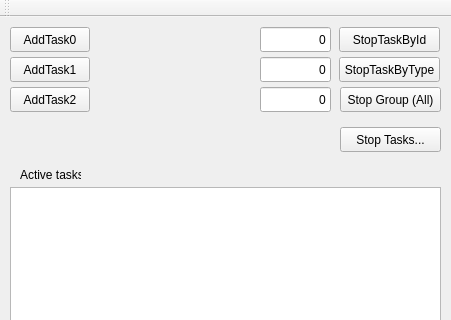
This is example/mainwindow.ui in valeksan/CoreTemplate as Qt 5 draws it before an edit; both pictures show x 0 to 451 and y 0 to 320 of the 451 by 580 pixel window. The edited form follows.
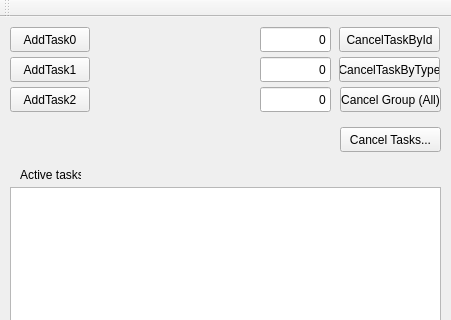
This is the edited form.

Commit message: Update example UI labels/actions to use Cancel semantics and call cancelTaskById

Diff of the .ui file:
```diff
--- a/example/mainwindow.ui
+++ b/example/mainwindow.ui
@@ -37,7 +37,7 @@
      </rect>
     </property>
     <property name="text">
-     <string>StopTaskById</string>
+     <string>CancelTaskById</string>
     </property>
    </widget>
    <widget class="QTextEdit" name="textEdit">
@@ -144,7 +144,7 @@
      <string>Select stop mode: active only, all (active + queued), or by group.</string>
     </property>
     <property name="text">
-     <string>Stop Tasks...</string>
+     <string>Cancel Tasks...</string>
     </property>
    </widget>
    <widget class="QLineEdit" name="lineEditStopTaskType">
@@ -173,7 +173,7 @@
      </rect>
     </property>
     <property name="text">
-     <string>StopTaskByType</string>
+     <string>CancelTaskByType</string>
     </property>
    </widget>
    <widget class="QLineEdit" name="lineEditStopTaskGroup">
@@ -205,7 +205,7 @@
      <string>Stops all tasks in the specified group, including queued tasks.</string>
     </property>
     <property name="text">
-     <string>Stop Group (All)</string>
+     <string>Cancel Group (All)</string>
     </property>
    </widget>
   </widget>
```
Left out of the diff: 4 changed lines with no effect on the pictures. The commit also changes 2 other files.
